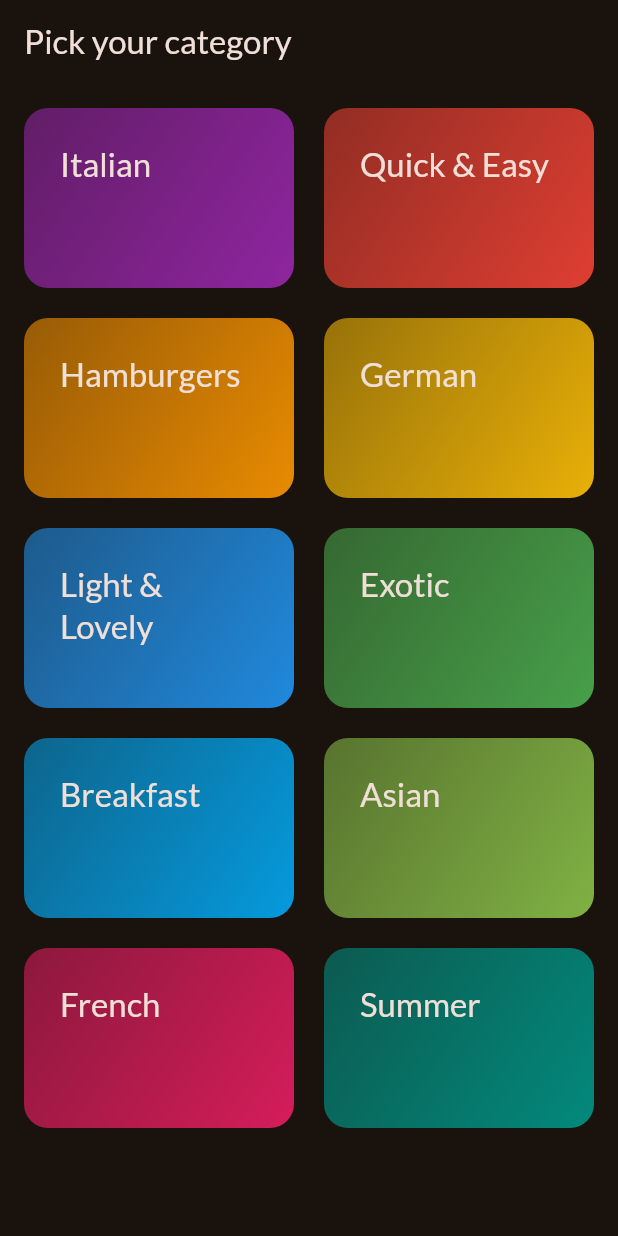
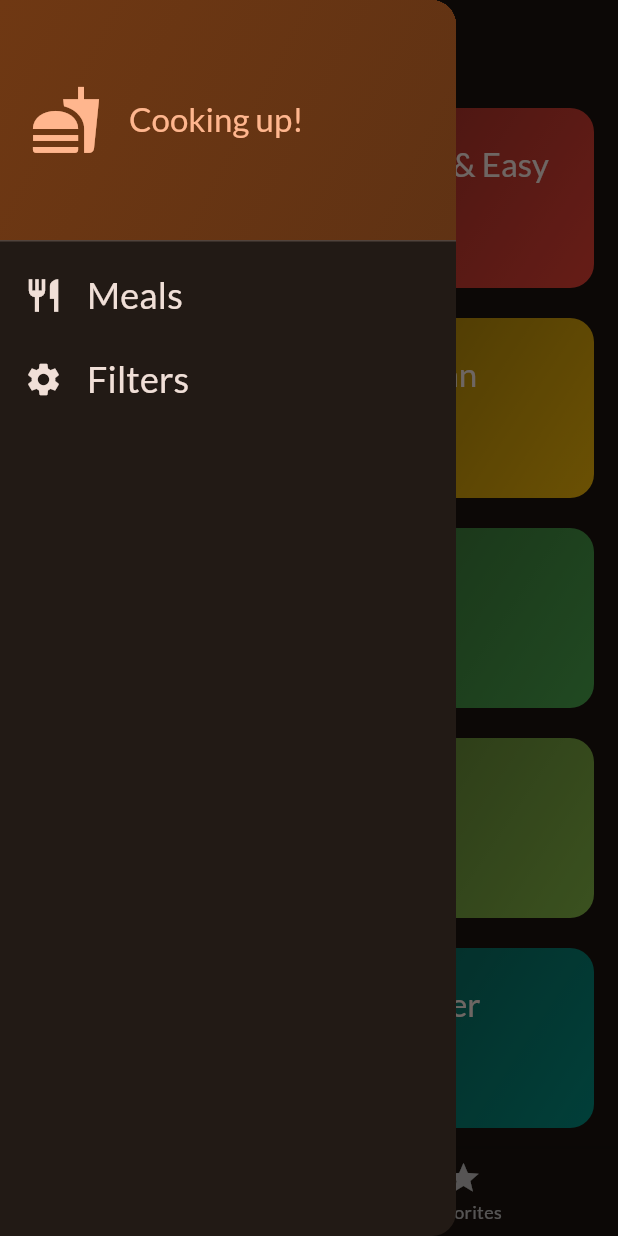
Before and after one commit to NMakhamatov/meals, a Flutter app: the screen it shows after launch, with the side drawer open (before the commit the screen has no drawer), on a phone screen of 412 x 824 dp. Run offline on Flutter 3.47's test engine with Material 3 defaults, Android fonts, the phone set to English and light mode, and no system bars; our stand-ins replace flutter_riverpod, google_fonts, transparent_image.

Commit message:
done. providers added. works fine

```diff
--- a/lib/main.dart
+++ b/lib/main.dart
@@ -1,6 +1,7 @@
 import 'package:flutter/material.dart';
 import 'package:google_fonts/google_fonts.dart';
-import 'package:meals/screens/categories.dart';
+import 'package:meals/screens/tabs.dart';
+import 'package:flutter_riverpod/flutter_riverpod.dart';
 
 final theme = ThemeData(
   useMaterial3: true,
@@ -12,7 +13,11 @@ final theme = ThemeData(
 );
 
 void main() {
-  runApp(const App());
+  runApp(
+      const ProviderScope(
+          child: App()
+      )
+  );
 }
 
 class App extends StatelessWidget {
@@ -22,7 +27,7 @@ class App extends StatelessWidget {
   Widget build(BuildContext context) {
     return MaterialApp(
       theme: theme,
-      home: const CategoriesScreen(),
+      home: const TabsScreen(),
       );
   }
 }
--- /dev/null
+++ b/lib/providers/filters_provider.dart
@@ -0,0 +1,52 @@
+import 'package:flutter_riverpod/flutter_riverpod.dart';
+import 'package:meals/providers/meals_provider.dart';
+
+enum Filter { glutenFree, lactoseFree, vegeterian, vegan }
+
+class FiltersNotifier extends StateNotifier<Map<Filter, bool>> {
+  FiltersNotifier()
+    : super({
+        Filter.glutenFree: false,
+        Filter.lactoseFree: false,
+        Filter.vegeterian: false,
+        Filter.vegan: false,
+      });
+
+  void setFilter(Filter filter, bool value) {
+    state = {...state, filter: value};
+  }
+
+  void setFilters(Map<Filter, bool> filters) {
+    state = filters;
+  }
+}
+
+final filtersProvider =
+    StateNotifierProvider<FiltersNotifier, Map<Filter, bool>>(
+      (ref) => FiltersNotifier(),
+    );
+
+final filteredMealsProvider = Provider((ref) {
+  final meals = ref.watch(mealsProvider);
+  final activeFilters = ref.watch(filtersProvider);
+
+  return meals.where((meal) {
+    if (activeFilters[Filter.glutenFree]! && !meal.isGlutenFree) {
+      return false;
+    }
+
+    if (activeFilters[Filter.lactoseFree]! && !meal.isLactoseFree) {
+      return false;
+    }
+
+    if (activeFilters[Filter.vegeterian]! && !meal.isVegetarian) {
+      return false;
+    }
+
+    if (activeFilters[Filter.vegan]! && !meal.isVegan) {
+      return false;
+    }
+
+    return true;
+  }).toList();
+});
--- /dev/null
+++ b/lib/providers/meals_provider.dart
@@ -0,0 +1,6 @@
+import 'package:flutter_riverpod/flutter_riverpod.dart';
+import 'package:meals/data/dummy_data.dart';
+
+final mealsProvider = Provider((ref) {
+  return dummyMeals;
+});
--- a/lib/screens/categories.dart
+++ b/lib/screens/categories.dart
@@ -1,14 +1,20 @@
 import 'package:flutter/material.dart';
 import 'package:meals/data/dummy_data.dart';
 import 'package:meals/models/category.dart';
+import 'package:meals/models/meal.dart';
 import 'package:meals/screens/meals.dart';
 import 'package:meals/widgets/category_grid_item.dart';
 
 class CategoriesScreen extends StatelessWidget {
-  const CategoriesScreen({super.key});
+  const CategoriesScreen({
+    super.key,
+    required this.availableMeals,
+    });
+
+  final List<Meal> availableMeals;
 
   void _selectCategory(BuildContext context, Category category) {
-    final filteredMeals = dummyMeals
+    final filteredMeals = availableMeals
         .where((meal) => meal.categories.contains(category.id))
         .toList();
 
@@ -22,9 +28,7 @@ class CategoriesScreen extends StatelessWidget {
 
   @override
   Widget build(BuildContext context) {
-    return Scaffold(
-      appBar: AppBar(title: const Text('Pick your category')),
-      body: GridView( // для динамического добавления данных нужно исп-ть GridView.builder
+    return GridView( // для динамического добавления данных нужно исп-ть GridView.builder
         gridDelegate: const SliverGridDelegateWithFixedCrossAxisCount(
           crossAxisCount: 2,
           childAspectRatio: 3 / 2,
@@ -41,7 +45,6 @@ class CategoriesScreen extends StatelessWidget {
             )
         ],
         padding: EdgeInsets.all(16),
-      ),
-    );
+      );
   }
 }
--- /dev/null
+++ b/lib/screens/tabs.dart
@@ -0,0 +1,78 @@
+import 'package:flutter/material.dart';
+import 'package:flutter_riverpod/flutter_riverpod.dart';
+
+import 'package:meals/screens/categories.dart';
+import 'package:meals/screens/filters.dart';
+import 'package:meals/screens/meals.dart';
+import 'package:meals/widgets/main_drawer.dart';
+import 'package:meals/providers/meals_provider.dart';
+import 'package:meals/providers/favorites_provider.dart';
+import 'package:meals/providers/filters_provider.dart';
+
+
+class TabsScreen extends ConsumerStatefulWidget {
+  const TabsScreen({super.key});
+
+  @override
+  ConsumerState<TabsScreen> createState() {
+    return _TabsScreenState();
+  }
+}
+
+class _TabsScreenState extends ConsumerState<TabsScreen> {
+  int _selectedPageIndex = 0;
+
+  void _selectPage(int index) {
+    setState(() {
+      _selectedPageIndex = index;
+    });
+  }
+
+  void _setScreen(String identifier) async {
+    Navigator.of(context).pop();
+
+    if (identifier == 'filters') {
+      await Navigator.of(context).push<Map<Filter, bool>>(
+            MaterialPageRoute(
+              builder: (ctx) => const FiltersScreen(),
+              ),
+          );
+    }
+  }
+
+  @override
+  Widget build(BuildContext context) {
+    final availableMeals = ref.watch(filteredMealsProvider);
+
+    Widget activePage = CategoriesScreen(
+      availableMeals: availableMeals,
+    );
+    var activePageTitle = 'Categories';
+
+    if (_selectedPageIndex == 1) {
+      final favoriteMeals = ref.watch(favoriteMealsProvider);
+
+      activePage = MealsScreen(
+        meals: favoriteMeals,
+      );
+      activePageTitle = 'Your favorites';
+    }
+
+    return Scaffold(
+      appBar: AppBar(title: Text(activePageTitle)),
+      drawer: MainDrawer(onSelectScreen: _setScreen),
+      body: activePage,
+      bottomNavigationBar: BottomNavigationBar(
+        onTap: _selectPage,
+        currentIndex: _selectedPageIndex,
+        items: [
+          BottomNavigationBarItem(
+            icon: Icon(Icons.set_meal),
+            label: 'Categories',
+          ),
+          BottomNavigationBarItem(icon: Icon(Icons.star), label: 'Favorites'),
+        ],
+      ),
+    );
+  }
+}
--- a/lib/widgets/category_grid_item.dart
+++ b/lib/widgets/category_grid_item.dart
@@ -1,5 +1,4 @@
 import 'package:flutter/material.dart';
-import 'package:meals/main.dart';
 import 'package:meals/models/category.dart';
 
 class CategoryGridItem extends StatelessWidget {
--- /dev/null
+++ b/lib/widgets/main_drawer.dart
@@ -0,0 +1,69 @@
+import 'package:flutter/material.dart';
+
+class MainDrawer extends StatelessWidget {
+  MainDrawer({super.key, required this.onSelectScreen});
+
+  final void Function(String identifier) onSelectScreen;
+
+  @override
+  Widget build(BuildContext context) {
+    return Drawer(
+      child: Column(
+        children: [
+          DrawerHeader(
+            decoration: BoxDecoration(
+              gradient: LinearGradient(
+                colors: [
+                  Theme.of(context).colorScheme.primaryContainer,
+                  Theme.of(context).colorScheme.primaryContainer.withOpacity(0.8),
+                ],
+                begin: Alignment.topLeft,
+                end: Alignment.bottomRight,
+              )
+            ),
+            padding: EdgeInsets.all(20),
+            child: Row(
+              children: [
+                Icon(Icons.fastfood, size: 48, color: Theme.of(context).colorScheme.primary,),
+                const SizedBox(width: 18,),
+                Text('Cooking up!', style: Theme.of(context).textTheme.titleLarge!.copyWith(
+                  color: Theme.of(context).colorScheme.primary,
+                ),),
+              ],)),
+              ListTile(
+                leading: Icon(
+                  Icons.restaurant,
+                  size: 26,
+                  color: Theme.of(context).colorScheme.onBackground,
+                  ),
+                title: Text(
+                  'Meals',
+                  style: Theme.of(context).textTheme.titleSmall!.copyWith(
+                    color: Theme.of(context).colorScheme.onBackground,
+                  fontSize: 24,
+                ),),
+                onTap: () {
+                  onSelectScreen('meals');
+                },
+              ),
+              ListTile(
+                leading: Icon(
+                  Icons.settings,
+                  size: 26,
+                  color: Theme.of(context).colorScheme.onBackground,
+                  ),
+                title: Text(
+                  'Filters',
+                  style: Theme.of(context).textTheme.titleSmall!.copyWith(
+                    color: Theme.of(context).colorScheme.onBackground,
+                  fontSize: 24,
+                ),),
+                onTap: () {
+                  onSelectScreen('filters');
+                },
+              ),
+        ],
+      ),
+    );
+  }
+}
--- a/pubspec.yaml
+++ b/pubspec.yaml
@@ -36,6 +36,7 @@ dependencies:
   cupertino_icons: ^1.0.8
   google_fonts: ^6.2.1
   transparent_image: ^2.0.1
+  flutter_riverpod: ^2.6.1
 
 dev_dependencies:
   flutter_test:
```
Also changed, not shown: lib/providers/favorites_provider.dart (added, +23 -0 lines), lib/screens/filters.dart (added, +107 -0 lines), lib/screens/meal_details.dart (added, +89 -0 lines), lib/screens/meals.dart (+29 -4 lines), lib/widgets/meal_item.dart (+6 -2 lines), pubspec.lock.
